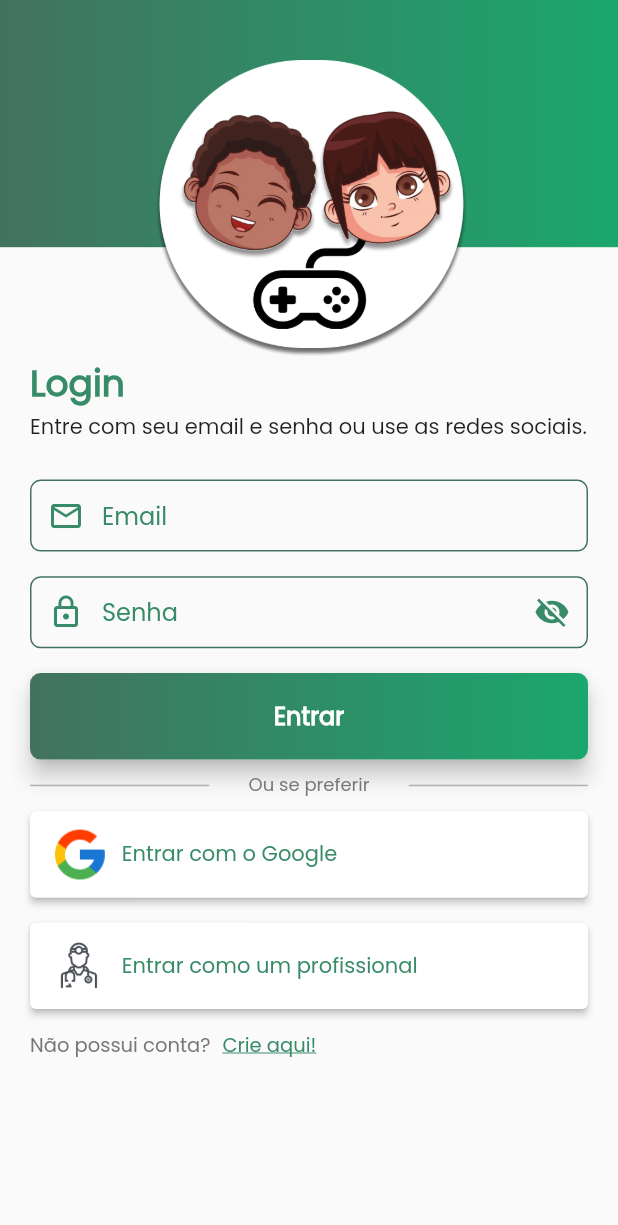
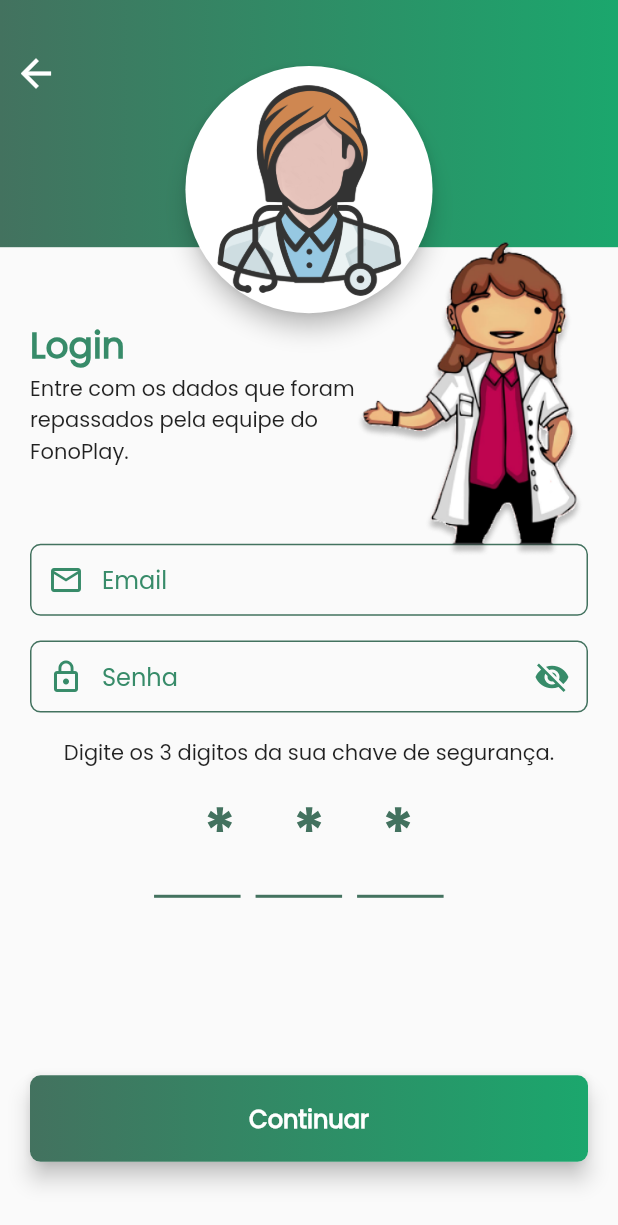
Before and after one commit to WemersonDamasceno/fono-play-tcc, a Flutter app: the LoginEntrarPage screen opened by its route, after a tap on "Entrar como um profissional", on a phone screen of 412 x 824 dp. Shown: the top 1225 px of the screen. Run offline on Flutter 3.47's test engine with Material 2 defaults, Android fonts, the light colour scheme and no system bars; our stand-ins replace flutter_mobx, mobx; generated files the repository leaves out were written again.

Commit message:
Criado a tela de login do fonoaudiologo

```diff
--- a/lib/main.dart
+++ b/lib/main.dart
@@ -2,7 +2,7 @@ import 'package:flutter/material.dart';
 import 'package:flutter_localizations/flutter_localizations.dart';
 import 'src/pages/login/criar_conta/dados_do_responsavel/criar_conta_page.dart';
 import 'src/pages/login/criar_conta/dados_da_crianca/dados_da_crianca_page.dart';
-import 'src/pages/login/entrar/login_entrar_page.dart';
+import 'src/pages/login/entrar/paciente/login_entrar_page.dart';
 import 'src/pages/screens_intro/view/introducao_page.dart';
 import 'src/pages/splash/splash_page.dart';
 
--- a/lib/src/pages/login/criar_conta/dados_do_responsavel/criar_conta_page.dart
+++ b/lib/src/pages/login/criar_conta/dados_do_responsavel/criar_conta_page.dart
@@ -1,6 +1,6 @@
 import 'package:flutter/gestures.dart';
 import 'package:flutter/material.dart';
-import 'package:fonoplay/src/pages/login/entrar/login_entrar_page.dart';
+import 'package:fonoplay/src/pages/login/entrar/paciente/login_entrar_page.dart';
 import '/src/constants/constants_colors.dart';
 import '/src/pages/widgets/button_gradiente_widget.dart';
 import '/src/pages/widgets/input_text_widget.dart';
@@ -76,7 +76,7 @@ class _LoginCriarContaPageState extends State<LoginCriarContaPage> {
                       alignment: Alignment.topCenter,
                       child: Image.asset(
                         "assets/images/logo_sem_texto.png",
-                        width: size.width * .53,
+                        width: size.width * 0.46,
                       ),
                     ),
                     const Text(
--- /dev/null
+++ b/lib/src/pages/login/entrar/entrar_fonoaudiologo/entrar_fonoaudilogo_page.dart
@@ -0,0 +1,258 @@
+import 'package:flutter/material.dart';
+import 'package:flutter/services.dart';
+import '/src/constants/constants_colors.dart';
+import '/src/pages/login/entrar/paciente/login_entrar_page.dart';
+import '/src/pages/widgets/button_gradiente_widget.dart';
+import '/src/pages/widgets/input_text_widget.dart';
+
+class EntrarFonoaudiologoPage extends StatefulWidget {
+  const EntrarFonoaudiologoPage({Key? key}) : super(key: key);
+
+  @override
+  State<EntrarFonoaudiologoPage> createState() =>
+      _EntrarFonoaudiologoPageState();
+}
+
+class _EntrarFonoaudiologoPageState extends State<EntrarFonoaudiologoPage> {
+  final _formKey = GlobalKey<FormState>();
+  final userFonoController = TextEditingController();
+  final senhaController = TextEditingController();
+  final chaveSegurancaController = TextEditingController();
+  bool mostrarSenha = true;
+
+  @override
+  void initState() {
+    super.initState();
+  }
+
+  @override
+  void dispose() {
+    super.dispose();
+    userFonoController.dispose();
+    senhaController.dispose();
+  }
+
+  @override
+  Widget build(BuildContext context) {
+    Size size = MediaQuery.of(context).size;
+    return Scaffold(
+      body: SingleChildScrollView(
+        child: Stack(
+          children: [
+            Positioned(
+              child: Container(
+                height: size.height * 0.2,
+                decoration: const BoxDecoration(
+                  gradient: ConstantColor.linearColors,
+                ),
+              ),
+            ),
+            Padding(
+              padding: EdgeInsets.only(top: size.height * 0.03),
+              child: IconButton(
+                onPressed: () {
+                  Navigator.pop(
+                    context,
+                    PageRouteBuilder(
+                        transitionDuration: const Duration(seconds: 1),
+                        pageBuilder: (_, __, ___) => const LoginEntrarPage()),
+                  );
+                },
+                icon: const Icon(
+                  Icons.arrow_back,
+                  size: 30,
+                  color: Colors.white,
+                ),
+              ),
+            ),
+            SizedBox(
+              height: size.height,
+              child: Padding(
+                padding: const EdgeInsets.only(left: 20, right: 20, top: 40),
+                child: Column(
+                  crossAxisAlignment: CrossAxisAlignment.start,
+                  children: [
+                    Align(
+                      alignment: Alignment.center,
+                      child: Card(
+                        elevation: 6,
+                        color: Colors.white,
+                        shape: RoundedRectangleBorder(
+                          borderRadius: BorderRadius.circular(100),
+                        ),
+                        child: Image.asset(
+                          "assets/images/medica_perfil.png",
+                          width: size.width * 0.4,
+                        ),
+                      ),
+                    ),
+                    const Text(
+                      "Login",
+                      style: TextStyle(
+                        color: ConstantColor.primaryColor,
+                        fontSize: 24,
+                        fontWeight: FontWeight.w800,
+                      ),
+                    ),
+                    SizedBox(
+                      width: size.width * 0.55,
+                      child: const Text(
+                        "Entre com os dados que foram repassados pela equipe do FonoPlay.",
+                      ),
+                    ),
+                  ],
+                ),
+              ),
+            ),
+            Positioned(
+              top: size.height * 0.42,
+              right: 0,
+              left: 0,
+              child: Padding(
+                padding: EdgeInsets.only(
+                    top: size.height * 0.02, left: 20, right: 20),
+                child: Form(
+                  key: _formKey,
+                  child: Column(
+                    children: [
+                      InputTextWidget(
+                        labelInput: "Email",
+                        entradaController: userFonoController,
+                        prefixIcon: const Icon(
+                          Icons.email_outlined,
+                          color: ConstantColor.primaryColor,
+                        ),
+                        entradaTipo: TextInputType.emailAddress,
+                        mostrarSenha: null,
+                      ),
+                      Padding(
+                        padding:
+                            EdgeInsets.symmetric(vertical: size.height * 0.02),
+                        child: InputTextWidget(
+                          labelInput: "Senha",
+                          entradaController: senhaController,
+                          prefixIcon: const Icon(
+                            Icons.lock_outline,
+                            color: ConstantColor.primaryColor,
+                          ),
+                          sufixIcon: mostrarSenha
+                              ? Icons.visibility_off
+                              : Icons.visibility,
+                          onPressIconSufix: () {
+                            setState(() {
+                              mostrarSenha = !mostrarSenha;
+                            });
+                          },
+                          entradaTipo: TextInputType.visiblePassword,
+                          mostrarSenha: mostrarSenha,
+                        ),
+                      ),
+                      const Text(
+                        "Digite os 3 digitos da sua chave de segurança.",
+                      ),
+                      Column(
+                        children: [
+                          SizedBox(
+                            width: size.width * .53,
+                            child: TextField(
+                              controller: chaveSegurancaController,
+                              maxLengthEnforcement: MaxLengthEnforcement.none,
+                              keyboardType: TextInputType.number,
+                              onChanged: (value) {
+                                if (chaveSegurancaController.text.length >= 3) {
+                                  chaveSegurancaController.text =
+                                      chaveSegurancaController.text
+                                          .substring(0, 3);
+                                }
+                              },
+                              textAlign: TextAlign.end,
+                              expands: false,
+                              showCursor: false,
+                              style: const TextStyle(
+                                color: ConstantColor.startGradiente,
+                                fontSize: 40,
+                                fontWeight: FontWeight.bold,
+                                letterSpacing: 33,
+                              ),
+                              decoration: const InputDecoration(
+                                hintText: "***",
+                                hintStyle: TextStyle(
+                                  color: ConstantColor.startGradiente,
+                                  fontSize: 40,
+                                  fontWeight: FontWeight.bold,
+                                  letterSpacing: 40,
+                                ),
+                                border: InputBorder.none,
+                              ),
+                            ),
+                          ),
+                          SizedBox(
+                            width: size.width * .55,
+                            child: Row(
+                              children: [
+                                const SizedBox(
+                                  width: 10,
+                                ),
+                                Container(
+                                  width: size.width * 0.14,
+                                  height: 2,
+                                  color: ConstantColor.startGradiente,
+                                ),
+                                const SizedBox(
+                                  width: 10,
+                                ),
+                                Container(
+                                  width: size.width * 0.14,
+                                  height: 2,
+                                  color: ConstantColor.startGradiente,
+                                ),
+                                const SizedBox(
+                                  width: 10,
+                                ),
+                                Container(
+                                  width: size.width * 0.14,
+                                  height: 2,
+                                  color: ConstantColor.startGradiente,
+                                ),
+                              ],
+                            ),
+                          )
+                        ],
+                      ),
+                    ],
+                  ),
+                ),
+              ),
+            ),
+            Positioned(
+              top: size.width * 0.377,
+              left: size.width * 0.57,
+              child: Image.asset(
+                "assets/images/fono_explica.png",
+                width: size.width * 0.4,
+              ),
+            ),
+            Positioned(
+              top: size.height * 0.87,
+              right: 0,
+              left: 0,
+              child: Align(
+                alignment: Alignment.bottomCenter,
+                child: Padding(
+                  padding: const EdgeInsets.only(left: 20, right: 20),
+                  child: Hero(
+                    tag: "btn_entrar",
+                    child: ButtonGradienteWidget(
+                      texto: "Continuar",
+                      onPressed: () {},
+                    ),
+                  ),
+                ),
+              ),
+            ),
+          ],
+        ),
+      ),
+    );
+  }
+}
--- a/lib/src/pages/login/entrar/login_entrar_page.dart
+++ b/lib/src/pages/login/entrar/paciente/login_entrar_page.dart
@@ -1,5 +1,6 @@
 import 'package:flutter/material.dart';
 import 'package:fonoplay/src/pages/login/criar_conta/dados_do_responsavel/criar_conta_page.dart';
+import 'package:fonoplay/src/pages/login/entrar/entrar_fonoaudiologo/entrar_fonoaudilogo_page.dart';
 import 'package:fonoplay/src/pages/login/entrar/widgets/button_icon_widget.dart';
 import '/src/pages/widgets/button_gradiente_widget.dart';
 import '/src/pages/widgets/input_text_widget.dart';
@@ -53,7 +54,7 @@ class _LoginEntrarPageState extends State<LoginEntrarPage> {
                   alignment: Alignment.topCenter,
                   child: Image.asset(
                     "assets/images/logo_sem_texto.png",
-                    width: size.width * .53,
+                    width: size.width * 0.46,
                   ),
                 ),
                 const Text(
@@ -141,16 +142,26 @@ class _LoginEntrarPageState extends State<LoginEntrarPage> {
                     ],
                   ),
                 ),
-                const ButtonIconWidget(
-                  pathImagem: "assets/images/logo_google.png",
-                  texto: "Entrar com o Google",
+                Padding(
+                  padding: const EdgeInsets.only(bottom: 10),
+                  child: ButtonIconWidget(
+                    pathImagem: "assets/images/logo_google.png",
+                    texto: "Entrar com o Google",
+                    onPressed: () {},
+                  ),
                 ),
-                Padding(
-                  padding: EdgeInsets.only(top: size.height * 0.02),
-                  child: const ButtonIconWidget(
-                    pathImagem: "assets/images/logo_profissional.png",
-                    texto: "Entrar como um profissional",
-                  ),
+                ButtonIconWidget(
+                  pathImagem: "assets/images/logo_profissional.png",
+                  texto: "Entrar como um profissional",
+                  onPressed: () {
+                    Navigator.push(
+                      context,
+                      PageRouteBuilder(
+                          transitionDuration: const Duration(seconds: 1),
+                          pageBuilder: (_, __, ___) =>
+                              const EntrarFonoaudiologoPage()),
+                    );
+                  },
                 ),
                 Row(
                   children: [
--- a/lib/src/pages/login/entrar/widgets/button_icon_widget.dart
+++ b/lib/src/pages/login/entrar/widgets/button_icon_widget.dart
@@ -4,10 +4,12 @@ import '/src/constants/constants_colors.dart';
 class ButtonIconWidget extends StatelessWidget {
   final String pathImagem;
   final String texto;
+  final Function() onPressed;
   const ButtonIconWidget({
     Key? key,
     required this.pathImagem,
     required this.texto,
+    required this.onPressed,
   }) : super(key: key);
 
   @override
@@ -22,7 +24,7 @@ class ButtonIconWidget extends StatelessWidget {
           onPrimary: ConstantColor.primaryColor,
           alignment: Alignment.centerLeft,
         ),
-        onPressed: () {},
+        onPressed: onPressed,
         icon: Image.asset(
           pathImagem,
           width: size.width * 0.1,
```
Also changed, not shown: assets/images/fono_explica.png (added), assets/images/medica_perfil.png (added).
